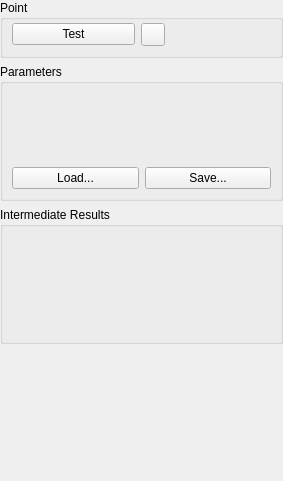
The window that Include/iqtipr/CValueSupplierGuiComp.ui (naskin-gmg/AcfSln) describes before a commit, drawn with Qt 5.
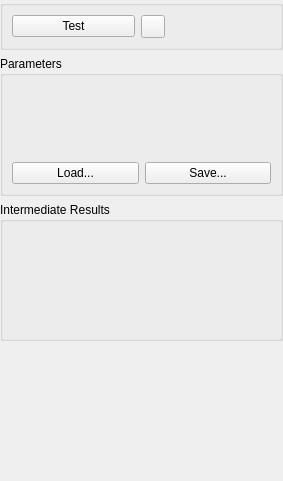
The same window after the commit. Icons and pictures are not drawn.

```diff
--- a/Include/iqtipr/CValueSupplierGuiComp.ui
+++ b/Include/iqtipr/CValueSupplierGuiComp.ui
@@ -26,7 +26,7 @@
       </sizepolicy>
      </property>
      <property name="title">
-      <string>Point</string>
+      <string/>
      </property>
      <layout class="QVBoxLayout" name="verticalLayout_2">
       <property name="spacing">
@@ -35,9 +35,6 @@
       <property name="leftMargin">
        <number>9</number>
       </property>
-      <property name="topMargin">
-       <number>3</number>
-      </property>
       <property name="rightMargin">
        <number>9</number>
       </property>
```
